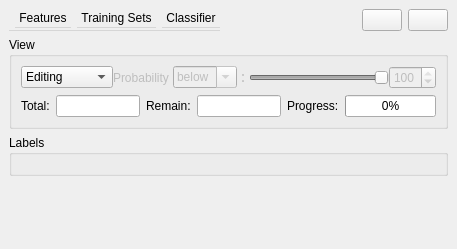
tudelft3d/3D_Urban_Mesh_Annotator, file Polyhedron/Plugins/Classification/Classification_widget.ui: the form before one commit.
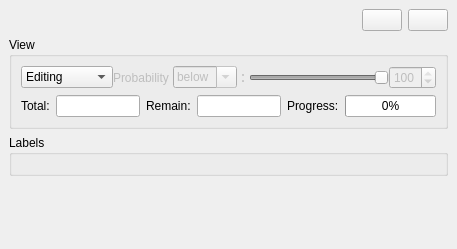
The form after the commit. Icons and pictures are not drawn.

The edit to the form file:
```diff
--- a/Polyhedron/Plugins/Classification/Classification_widget.ui
+++ b/Polyhedron/Plugins/Classification/Classification_widget.ui
@@ -23,28 +23,6 @@
    <layout class="QVBoxLayout" name="verticalLayout_2">
     <item>
      <layout class="QHBoxLayout" name="horizontalLayout">
-      <item>
-       <widget class="QMenuBar" name="menubar">
-        <widget class="QMenu" name="features_menu">
-         <property name="title">
-          <string>Features</string>
-         </property>
-        </widget>
-        <widget class="QMenu" name="training_menu">
-         <property name="title">
-          <string>Training Sets</string>
-         </property>
-        </widget>
-        <widget class="QMenu" name="classifier_menu">
-         <property name="title">
-          <string>Classifier</string>
-         </property>
-        </widget>
-        <addaction name="features_menu"/>
-        <addaction name="training_menu"/>
-        <addaction name="classifier_menu"/>
-       </widget>
-      </item>
       <item>
        <spacer name="horizontalSpacer_2">
         <property name="orientation">
```
